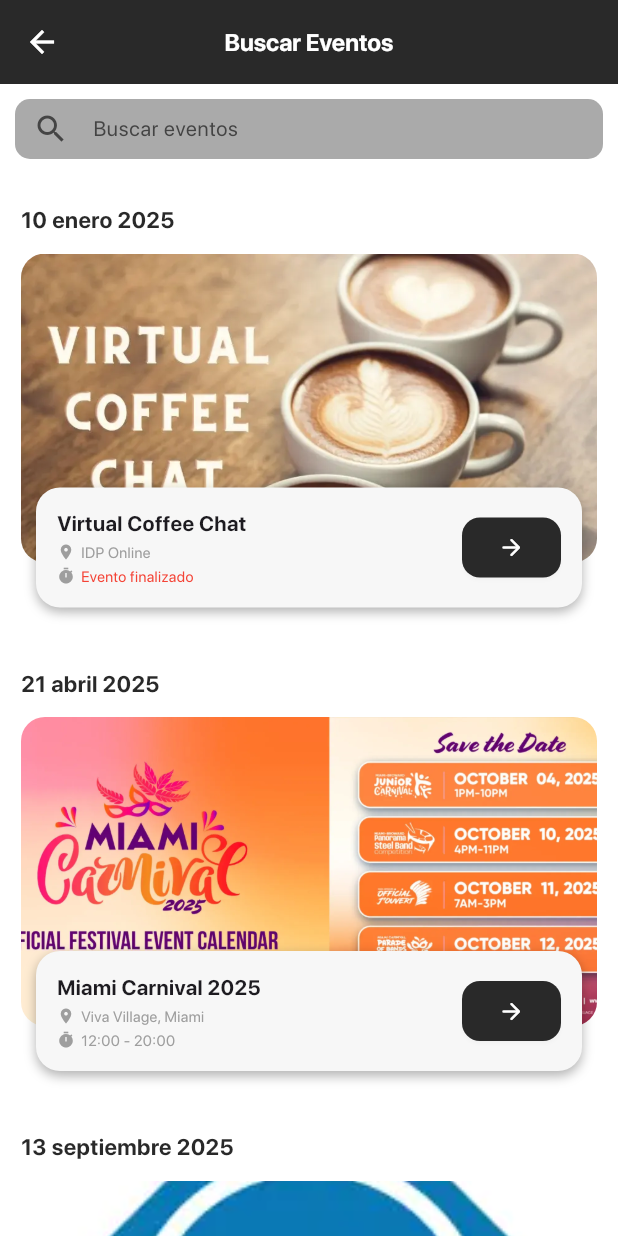
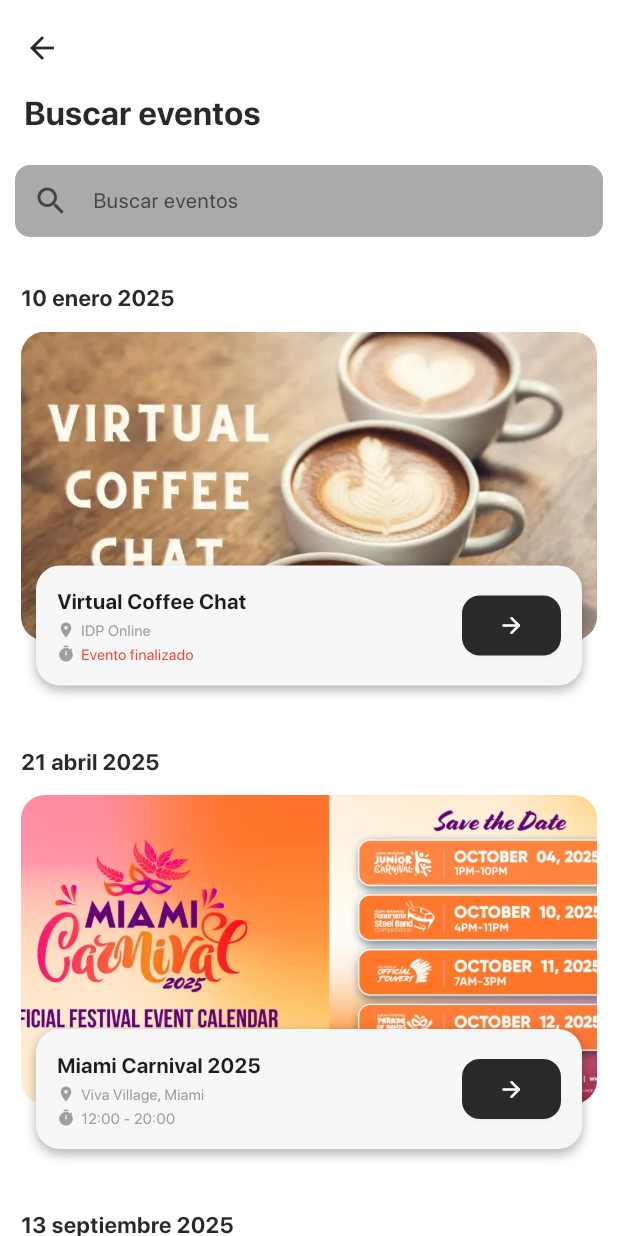
Before and after one commit to AntonyJDC/conference_app, a Flutter app: the SearchPage screen opened by its route, on a phone screen of 412 x 824 dp. Run offline on Flutter 3.47's test engine with Material 3 defaults, Android fonts, the phone set to English and light mode, and no system bars; our stand-ins replace get, shared_preferences, sqflite, table_calendar, timezone; accounts and stored records are empty; project files that could hold a hidden picture were left out.

Commit message:
Refactor SearchPage to use SliverAppBar and improve event grouping display

```diff
--- a/lib/ui/pages/search/search_page.dart
+++ b/lib/ui/pages/search/search_page.dart
@@ -1,3 +1,5 @@
+import 'dart:ui';
+
 import 'package:conference_app/data/models/event_model.dart';
 import 'package:conference_app/domain/use_case/events/get_all_events_use_case.dart';
 import 'package:conference_app/ui/widgets/event_card.dart';
@@ -52,30 +54,69 @@ class _SearchPageState extends State<SearchPage> {
   Widget build(BuildContext context) {
     final theme = Theme.of(context);
 
-    // Agrupamos por fecha
+    // Agrupar eventos por fecha
     filteredEvents.sort(
         (a, b) => DateTime.parse(a.date).compareTo(DateTime.parse(b.date)));
     final groupedEvents = groupBy(filteredEvents, (e) => e.date);
 
     return Scaffold(
-      appBar: AppBar(
-        backgroundColor: theme.colorScheme.primary,
+      body: CustomScrollView(
+        slivers: [
+          SliverAppBar.medium(
+            pinned: true,
+            backgroundColor: theme.colorScheme.surface,
+            foregroundColor: theme.colorScheme.primary,
             centerTitle: true,
-        elevation: 0,
-        title: Text(
-          'Buscar Eventos',
-          style: TextStyle(
-            color: theme.colorScheme.onPrimary,
-            fontSize: 16,
-            fontWeight: FontWeight.w600,
+            expandedHeight: 100,
+            flexibleSpace: LayoutBuilder(
+              builder: (context, constraints) {
+                final collapsedHeight =
+                    64.0 + MediaQuery.of(context).padding.top;
+                final bool isCollapsed =
+                    constraints.maxHeight <= collapsedHeight;
+
+                return Stack(
+                  fit: StackFit.expand,
+                  children: [
+                    if (isCollapsed)
+                      ClipRect(
+                        child: BackdropFilter(
+                          filter: ImageFilter.blur(sigmaX: 35.0, sigmaY: 35.0),
+                          child: Container(
+                            color:
+                                theme.colorScheme.shadow.withValues(alpha: 0.1),
                           ),
                         ),
                       ),
-      body: Column(
-        children: [
-          // 🔎 Barra de búsqueda
-          SizedBox(
-            height: 60,
+
+                    // Título
+                    Padding(
+                      padding: EdgeInsets.only(
+                        left: isCollapsed ? 0 : 16,
+                        bottom: 10,
+                      ),
+                      child: Align(
+                        alignment: isCollapsed
+                            ? Alignment.bottomCenter
+                            : Alignment.bottomLeft,
+                        child: Text(
+                          "Buscar eventos",
+                          style: TextStyle(
+                            fontSize: isCollapsed ? 14 : 22,
+                            fontWeight: FontWeight.w600,
+                            color: theme.colorScheme.primary,
+                          ),
+                        ),
+                      ),
+                    ),
+                  ],
+                );
+              },
+            ),
+          ),
+
+          // 🔍 Barra de búsqueda
+          SliverToBoxAdapter(
             child: Padding(
               padding: const EdgeInsets.all(10),
               child: TextField(
@@ -99,18 +140,21 @@ class _SearchPageState extends State<SearchPage> {
             ),
           ),
 
-          // 🔥 Lista de eventos
-          Expanded(
-            child: groupedEvents.isEmpty
-                ? const Center(child: Text('No se encontraron eventos.'))
-                : ListView.builder(
-                    padding: const EdgeInsets.symmetric(horizontal: 14),
-                    itemCount: groupedEvents.keys.length,
-                    itemBuilder: (context, index) {
+          // 📅 Lista de eventos agrupados por fecha
+          if (groupedEvents.isEmpty)
+            const SliverFillRemaining(
+              child: Center(child: Text('No se encontraron eventos.')),
+            )
+          else
+            SliverList(
+              delegate: SliverChildBuilderDelegate(
+                (context, index) {
                   final dateKey = groupedEvents.keys.elementAt(index);
                   final eventsForDate = groupedEvents[dateKey]!;
 
-                      return Column(
+                  return Padding(
+                    padding: const EdgeInsets.symmetric(horizontal: 14),
+                    child: Column(
                       crossAxisAlignment: CrossAxisAlignment.start,
                       children: [
                         // 📅 Fecha como separador
@@ -128,11 +172,12 @@ class _SearchPageState extends State<SearchPage> {
                         ),
 
                         // 🔥 Tarjetas de eventos
-                          ...eventsForDate
-                              .map((event) => EventCard(event: event))
+                        ...eventsForDate.map((event) => EventCard(event: event))
                       ],
+                    ),
                   );
                 },
+                childCount: groupedEvents.keys.length,
               ),
             ),
         ],
```
Lines whose indentation alone changed are shown as unchanged.
